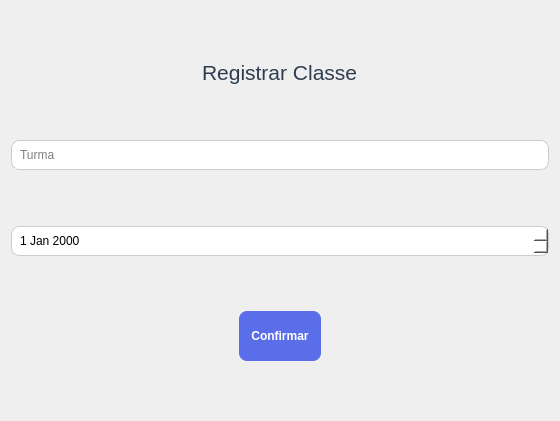
Old version of the form App/view/ui/registerClass.ui in the repository Senac-SOR-ADS/Gerenciamento-Escolar.
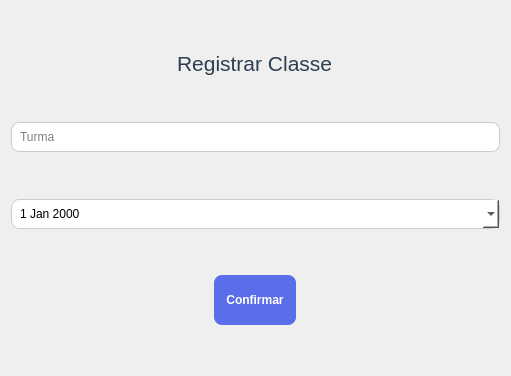
New version of the form. Icons and pictures are not drawn.

Commit message:
fix(studentCard e registerClass)
- Mudando os ícones do studentCard e suas cores;
- Adicionando calendário no registerClass e diminuindo seu tamanho.

```diff
--- a/App/view/ui/registerClass.ui
+++ b/App/view/ui/registerClass.ui
@@ -6,8 +6,8 @@
    <rect>
     <x>0</x>
     <y>0</y>
-    <width>560</width>
-    <height>421</height>
+    <width>511</width>
+    <height>376</height>
    </rect>
   </property>
   <property name="windowTitle">
@@ -89,7 +89,11 @@
     </widget>
    </item>
    <item row="5" column="0">
-    <widget class="QDateEdit" name="data"/>
+    <widget class="QDateEdit" name="data">
+     <property name="calendarPopup">
+      <bool>true</bool>
+     </property>
+    </widget>
    </item>
    <item row="3" column="0">
     <widget class="QLineEdit" name="turma">
```
The commit also changes 4 other files.
